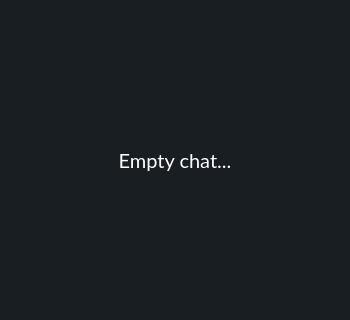
Qt form PhoneManagerGUI/ui/chat.ui (tarashunchak/PhoneCompanyManager) before a commit; both pictures show x 0 to 350 and y 115 to 435 of the 350 by 600 pixel window.
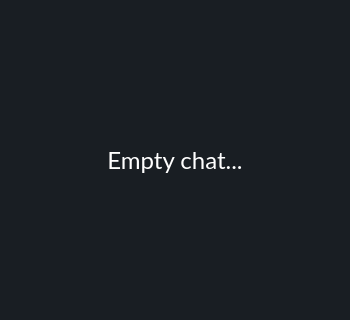
The same form after that commit.

What changed in the file:
```diff
--- a/PhoneManagerGUI/ui/chat.ui
+++ b/PhoneManagerGUI/ui/chat.ui
@@ -224,7 +224,7 @@
    <property name="styleSheet">
     <string notr="true">color:white;
 font-family:Lato, Arial, Consolas;
-font-size:20px;
+font-size:24px;
 background-color:transparent;</string>
    </property>
    <property name="text">
```
